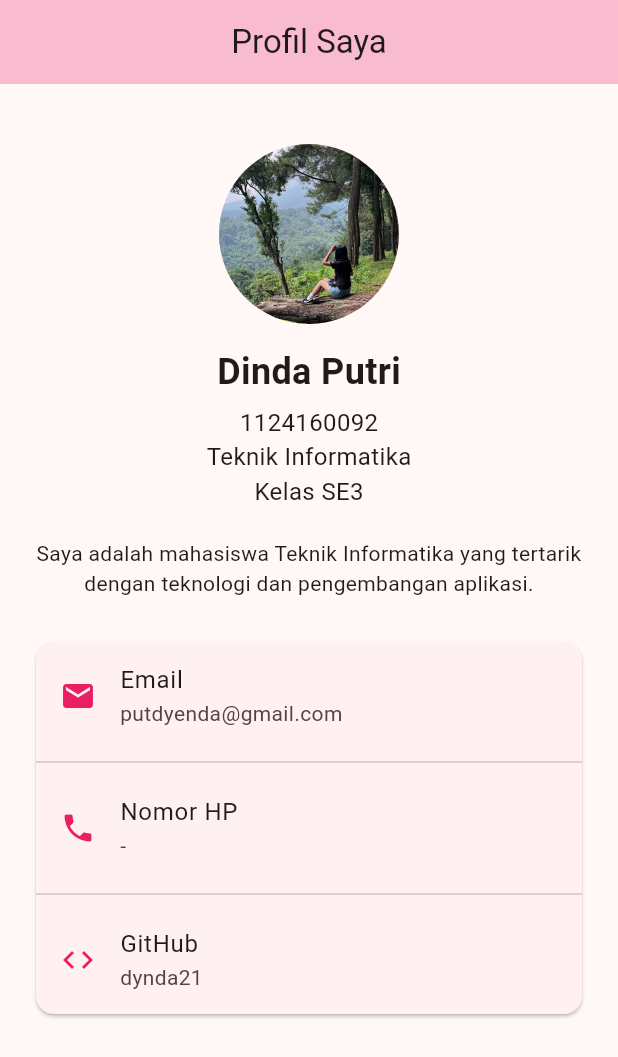
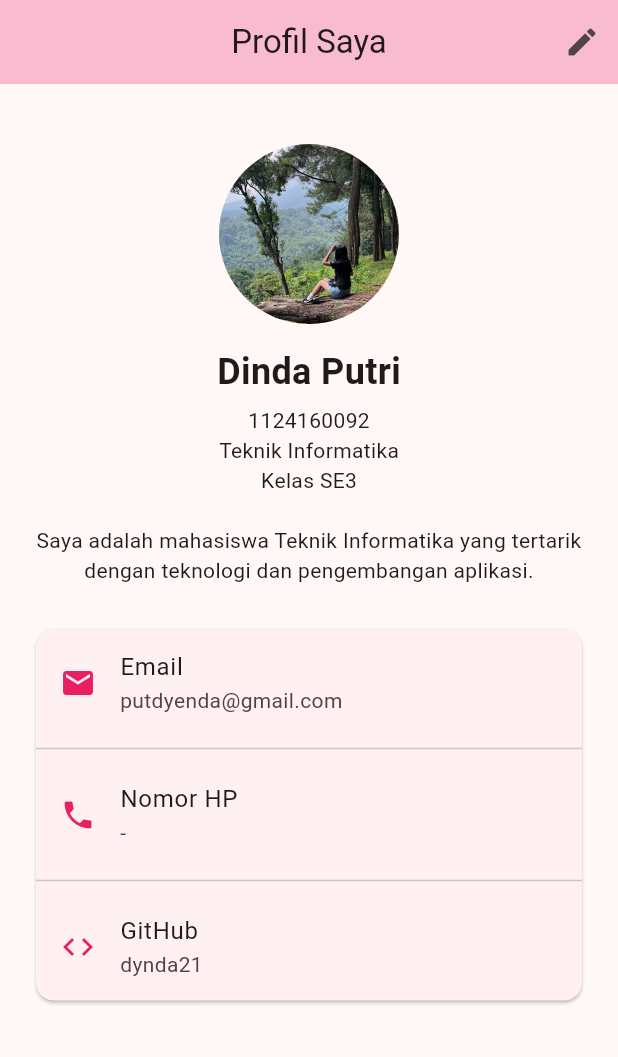
Before and after one commit to dynda21/soal2-profil-app, a Flutter app: the ProfilePage screen opened directly, on a phone screen of 412 x 824 dp. Shown: the top 1057 px of the screen. Run offline on Flutter 3.47's test engine with Material 3 defaults, Android fonts, the phone set to English and light mode, and no system bars; accounts and stored records are empty.

Commit message:
tahap 7: menambahkan fitur edit profil

```diff
--- a/lib/screens/profile_page.dart
+++ b/lib/screens/profile_page.dart
@@ -1,7 +1,48 @@
 import 'package:flutter/material.dart';
 
-class ProfilePage extends StatelessWidget {
+import '../models/profile.dart';
+import 'edit_profile_page.dart';
+
+class ProfilePage extends StatefulWidget {
   const ProfilePage({super.key});
+
+  @override
+  State<ProfilePage> createState() => _ProfilePageState();
+}
+
+class _ProfilePageState extends State<ProfilePage> {
+  late Profile profil;
+
+  @override
+  void initState() {
+    super.initState();
+
+    profil = Profile(
+      nama: 'Dinda Putri',
+      nim: '1124160092',
+      prodi: 'Teknik Informatika',
+      kelas: 'SE3',
+      email: 'putdyenda@gmail.com',
+      hp: '-',
+      github: 'dynda21',
+      bio:
+          'Saya adalah mahasiswa Teknik Informatika '
+          'yang tertarik dengan teknologi dan pengembangan aplikasi.',
+    );
+  }
+
+  void editProfil() async {
+    final hasil = await Navigator.push(
+      context,
+      MaterialPageRoute(builder: (context) => EditProfilePage(profile: profil)),
+    );
+
+    if (hasil != null) {
+      setState(() {
+        profil = hasil;
+      });
+    }
+  }
 
   @override
   Widget build(BuildContext context) {
@@ -10,11 +51,17 @@ class ProfilePage extends StatelessWidget {
         title: const Text('Profil Saya'),
         centerTitle: true,
         backgroundColor: Colors.pink[100],
+        actions: [
+          IconButton(
+            onPressed: editProfil,
+            icon: const Icon(Icons.edit),
+            tooltip: 'Edit Profil',
+          ),
+        ],
       ),
 
       body: SingleChildScrollView(
         padding: const EdgeInsets.all(20),
-
         child: Column(
           children: [
             const SizedBox(height: 20),
@@ -26,52 +73,46 @@ class ProfilePage extends StatelessWidget {
 
             const SizedBox(height: 15),
 
-            const Text(
-              'Dinda Putri',
-              style: TextStyle(fontSize: 24, fontWeight: FontWeight.bold),
+            Text(
+              profil.nama,
+              style: const TextStyle(fontSize: 24, fontWeight: FontWeight.bold),
             ),
 
             const SizedBox(height: 5),
 
-            const Text('1124160092', style: TextStyle(fontSize: 16)),
-
-            const Text('Teknik Informatika', style: TextStyle(fontSize: 16)),
-
-            const Text('Kelas SE3', style: TextStyle(fontSize: 16)),
+            Text(profil.nim),
+            Text(profil.prodi),
+            Text('Kelas ${profil.kelas}'),
 
             const SizedBox(height: 20),
 
-            const Text(
-              'Saya adalah mahasiswa Teknik Informatika '
-              'yang tertarik dengan teknologi dan pengembangan aplikasi.',
-              textAlign: TextAlign.center,
-            ),
+            Text(profil.bio, textAlign: TextAlign.center),
 
             const SizedBox(height: 25),
 
             Card(
               child: Column(
                 children: [
-                  const ListTile(
-                    leading: Icon(Icons.email, color: Colors.pink),
-                    title: Text('Email'),
-                    subtitle: Text('putdyenda@gmail.com'),
+                  ListTile(
+                    leading: const Icon(Icons.email, color: Colors.pink),
+                    title: const Text('Email'),
+                    subtitle: Text(profil.email),
                   ),
 
                   const Divider(),
 
-                  const ListTile(
-                    leading: Icon(Icons.phone, color: Colors.pink),
-                    title: Text('Nomor HP'),
-                    subtitle: Text('-'),
+                  ListTile(
+                    leading: const Icon(Icons.phone, color: Colors.pink),
+                    title: const Text('Nomor HP'),
+                    subtitle: Text(profil.hp),
                   ),
 
                   const Divider(),
 
-                  const ListTile(
-                    leading: Icon(Icons.code, color: Colors.pink),
-                    title: Text('GitHub'),
-                    subtitle: Text('dynda21'),
+                  ListTile(
+                    leading: const Icon(Icons.code, color: Colors.pink),
+                    title: const Text('GitHub'),
+                    subtitle: Text(profil.github),
                   ),
                 ],
               ),
```
Also changed, not shown: lib/screens/edit_profile_page.dart (added, +125 -0 lines).
